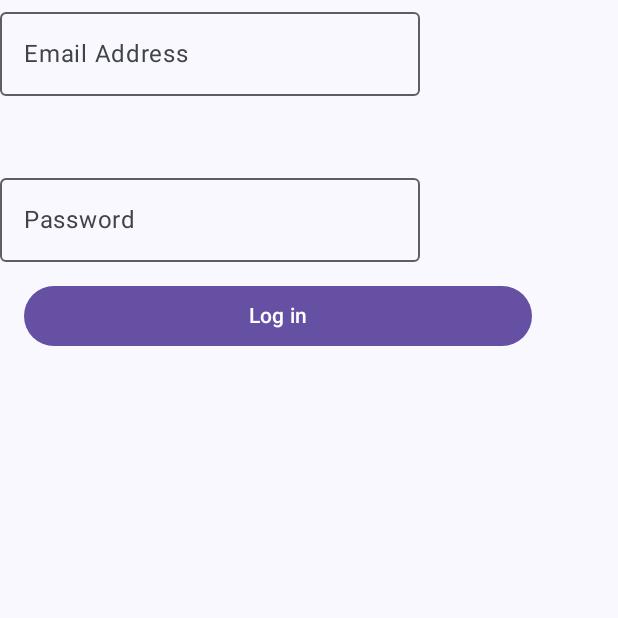
After one commit to AhmedYu/Assignment1, an Android app built with Jetpack Compose: the composable LoginScreen shown on its own in the app's theme, on a phone screen of 412 x 824 dp, the top half of it. The commit adds this screen. Run offline under Robolectric (Android 15) with nearby library versions, the phone set to English and light mode, and no system bars.

Commit message:
created ModelView for login and create account view

```diff
--- /dev/null
+++ b/app/src/main/java/AccountCreationAndLogin/LoginScreen.kt
@@ -0,0 +1,44 @@
+package AccountCreationAndLogin
+
+import androidx.compose.foundation.layout.Column
+import androidx.compose.foundation.layout.Spacer
+import androidx.compose.foundation.layout.fillMaxWidth
+import androidx.compose.foundation.layout.padding
+import androidx.compose.material3.Button
+import androidx.compose.material3.ButtonDefaults
+import androidx.compose.material3.OutlinedTextField
+import androidx.compose.material3.Text
+import androidx.compose.runtime.Composable
+import androidx.compose.ui.Modifier
+import androidx.compose.ui.res.stringResource
+import androidx.compose.ui.unit.dp
+import com.ahmed.assignment1.R
+import com.ahmed.assignment1.ui.theme.Purple40
+
+@Composable
+fun LoginScreen(){
+	Column {
+
+		OutlinedTextField(value = "", onValueChange = {
+
+		}, label = {Text(text = stringResource(id = R.string.emailLable))})
+
+Spacer(modifier = Modifier.padding(vertical = 23.dp))
+		OutlinedTextField(value = "", onValueChange = {
+
+		}, label = {Text(text = stringResource(id = R.string.passwordLable))}, placeholder = {
+			Text(text = stringResource(id = R.string.passwordPlaceHolder))
+		})
+
+		Button(modifier = Modifier
+			.fillMaxWidth(0.9F)
+			.padding(horizontal = 16.dp, vertical = 12.dp),
+			colors = ButtonDefaults.buttonColors(containerColor = Purple40),
+			onClick = {
+
+			}) {
+			Text(text = stringResource(id = R.string.loginBTN))
+		}
+	}
+
+}
--- a/app/src/main/java/components/ItemView.kt
+++ b/app/src/main/java/components/ItemView.kt
@@ -11,7 +11,7 @@ import androidx.compose.ui.Alignment
 import androidx.compose.ui.Modifier
 import androidx.compose.ui.unit.dp
 
-import TodoItem
+import Todo
 import androidx.compose.foundation.layout.Arrangement
 import com.ahmed.assignment1.ui.theme.PurpleGrey80
 
@@ -22,7 +22,7 @@ import com.ahmed.assignment1.ui.theme.PurpleGrey80
  * @togleDone : a function or lambda to toggle the completion statatus.
  */
 @Composable
-fun IndividualRow(item: TodoItem, isDone: Boolean, togleDone: (Boolean) -> Unit) {
+fun IndividualRow(item: Todo, isDone: Boolean, togleDone: (Boolean) -> Unit) {
 	Row(
 		modifier = Modifier
 
--- /dev/null
+++ b/app/src/main/java/data/User.kt
@@ -0,0 +1,5 @@
+package data
+
+data class User constructor(private var email: String?,  private var password: String, private var name: String ) {
+
+}
--- a/app/src/main/res/values/strings.xml
+++ b/app/src/main/res/values/strings.xml
@@ -7,4 +7,13 @@
     <string name="x_icon_text">x icon to clear text</string>
     <string name="entry_error_message">please enter value in the text field </string>
  <string name="add">add new item</string>
+    <string name="apiKey">13df1beb-cc3b-4b4c-8716-50a8d83126c4</string>
+    <string name="loginBTN">Log in</string>
+    <string name="createBTN">Create an account</string>
+    <string name="emailLable">Email Address</string>
+    <string name="emeilPlaceHolder">test@todo.com</string>
+    <string name="passwordLable">Password</string>
+    <string name="passwordPlaceHolder">Password1</string>
+    <string name="nameLable">Name</string>
+
  </resources>
```
Also changed, not shown: app/src/main/java/ModelViews/ApiService.kt (added, +14 -0 lines), app/src/main/java/ModelViews/LogInSignUpViewModel.kt (added, +15 -0 lines), app/src/main/java/ModelViews/ViewModel.kt (added, +22 -0 lines), app/src/main/java/Todo.kt (added, +8 -0 lines), app/src/main/java/TodoItem.kt (deleted, +0 -8 lines), app/src/main/java/com/ahmed/assignment1/MainActivity.kt (+8 -8 lines), app/src/main/java/components/TodoUI.kt (added, +8 -0 lines), app/src/main/java/data/List.kt (+19 -19 lines).
